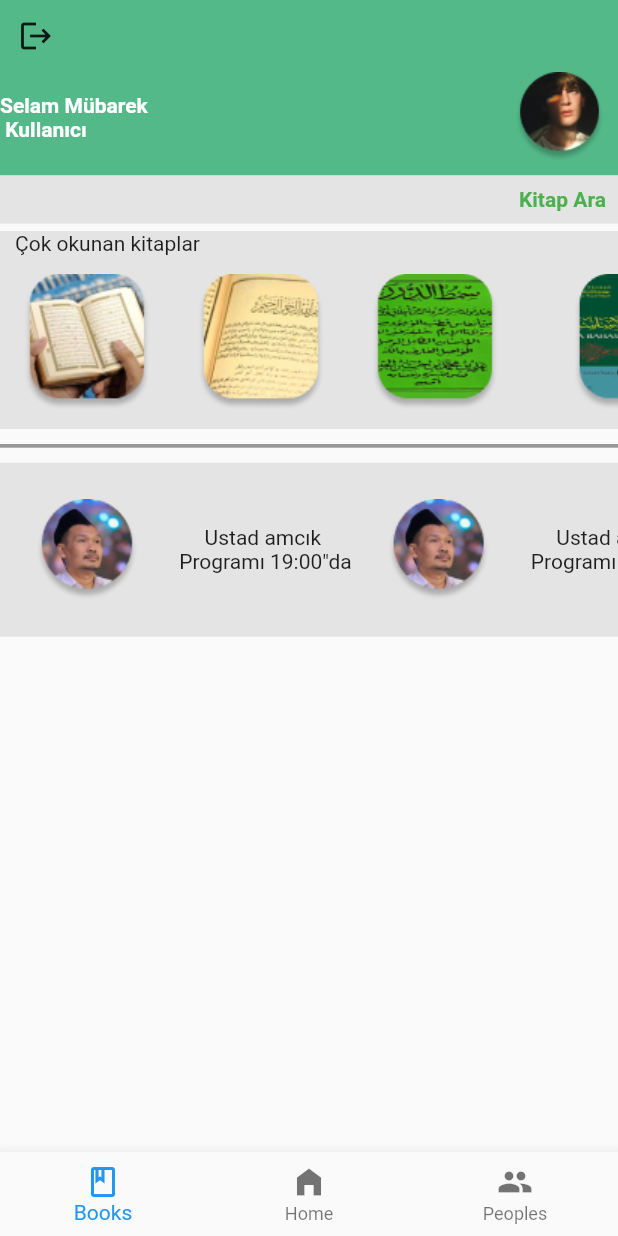
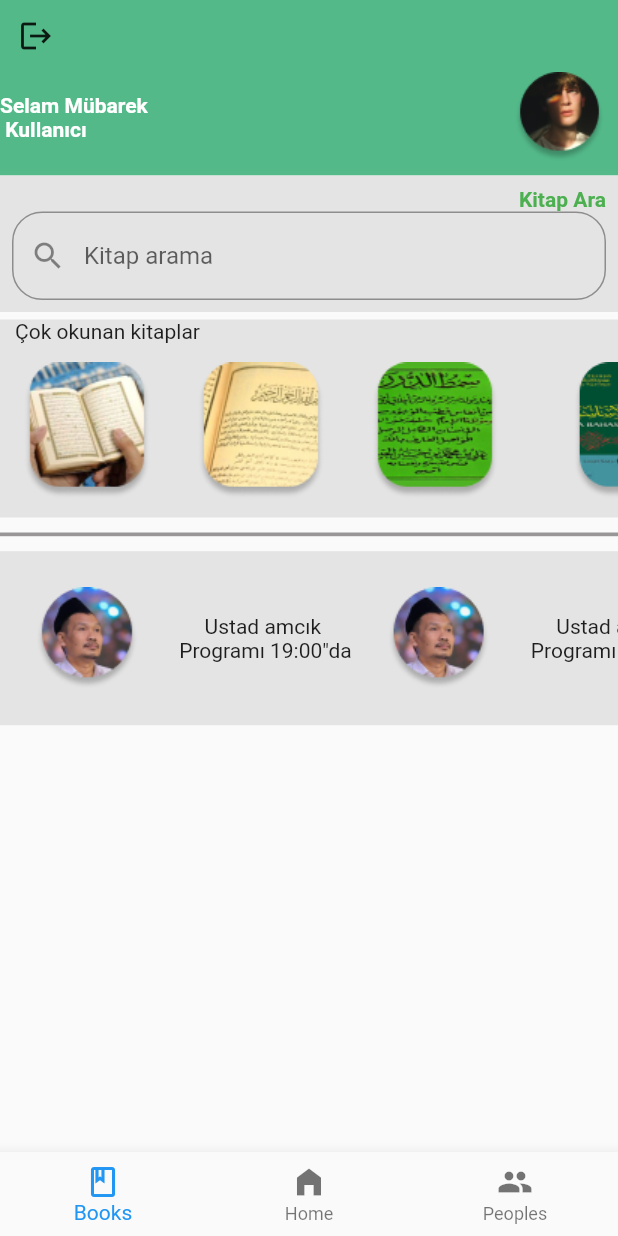
Before and after one commit to EmrSyhn/muslumanproject, a Flutter app: the LoginPage screen opened directly, after a tap on "Login", on a phone screen of 412 x 824 dp. Run offline on Flutter 3.47's test engine with Material 2 defaults, Android fonts, the phone set to English and light mode, and no system bars.

Commit message:
login ekranı ve user page düzenlemeleri

```diff
--- a/lib/login.dart
+++ b/lib/login.dart
@@ -28,14 +28,22 @@ class LoginPage extends StatelessWidget {
                     children: [
                       TextFormField(
                         decoration: InputDecoration(
-                            border: UnderlineInputBorder(
-                                borderRadius: BorderRadius.circular(5.0)),
+                            prefixIcon:
+                                const Icon(Icons.account_circle_rounded),
+                            border: OutlineInputBorder(
+                              borderRadius: BorderRadius.circular(20),
+                              borderSide: const BorderSide(color: Colors.red),
+                            ),
                             hintText: 'Username'),
                       ),
+                      const SizedBox(height: 20),
                       TextFormField(
                         decoration: InputDecoration(
-                            border: UnderlineInputBorder(
-                                borderRadius: BorderRadius.circular(5.0)),
+                            prefixIcon: const Icon(Icons.password),
+                            border: OutlineInputBorder(
+                              borderRadius: BorderRadius.circular(20),
+                              borderSide: const BorderSide(color: Colors.red),
+                            ),
                             hintText: 'Password'),
                       ),
                     ],
--- a/lib/userpage.dart
+++ b/lib/userpage.dart
@@ -73,29 +73,22 @@ class _UserPageState extends State<UserPage> {
                   padding: const EdgeInsets.all(8.0),
                   child: Column(
                     crossAxisAlignment: CrossAxisAlignment.end,
-                    children: const [
-                      Text(
+                    children: [
+                      const Text(
                         'Kitap Ara',
                         style: TextStyle(
                             color: Colors.green, fontWeight: FontWeight.bold),
                       ),
-                      // Row(
-                      //   mainAxisAlignment: MainAxisAlignment.end,
-                      //   children: [
-                      //     AnimSearchBar(
-                      //       helpText: 'Arama yap',
-                      //       width: 300,
-                      //       textController: textController,
-                      //       onSuffixTap: () {
-                      //         setState(
-                      //           () {
-                      //             textController.clear();
-                      //           },
-                      //         );
-                      //       },
-                      //     ),
-                      //   ],
-                      // ),
+                      TextField(
+                        decoration: InputDecoration(
+                          prefixIcon: const Icon(Icons.search),
+                          hintText: 'Kitap arama',
+                          border: OutlineInputBorder(
+                            borderRadius: BorderRadius.circular(20),
+                            borderSide: const BorderSide(color: Colors.red),
+                          ),
+                        ),
+                      ),
                     ],
                   ),
                 ),
```
